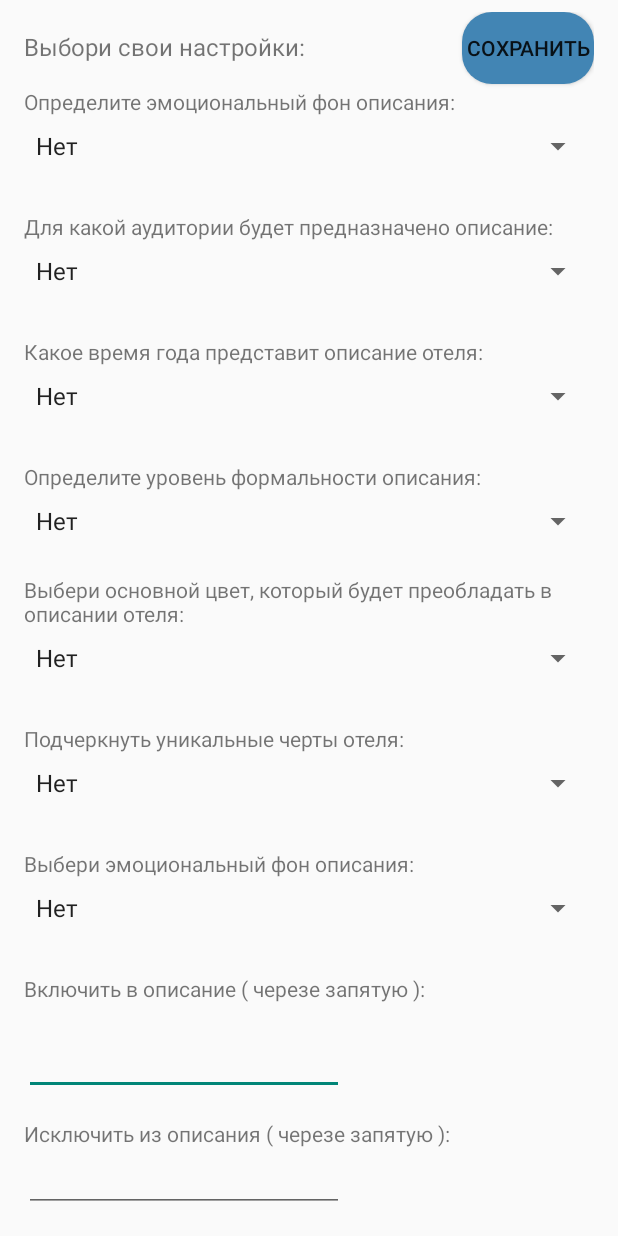
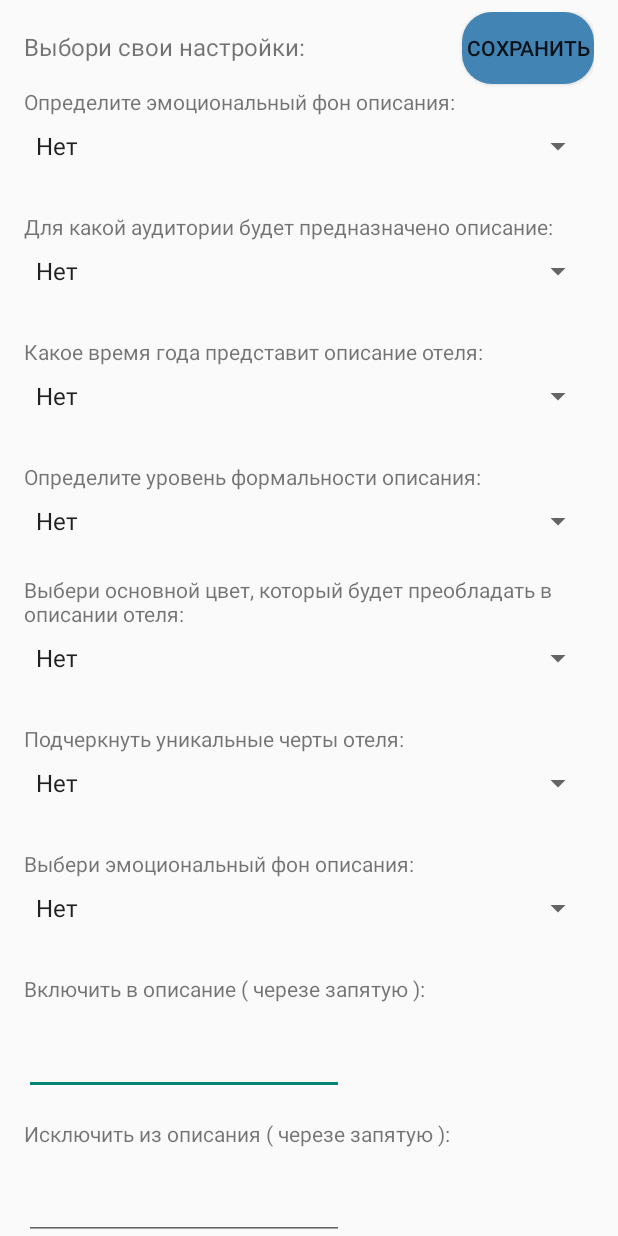
Before and after one commit to Alexveryanat0r/AILodge, an Android app: the EditActivity screen opened directly, with no data from a screen before it, after a tap on "СОХРАНИТЬ", on a phone screen of 412 x 824 dp. Run offline under Robolectric (Android 15) with nearby library versions, the phone set to English and light mode, and no system bars.

Commit message:
Update edit_activity.

```diff
--- a/app/src/main/java/com/example/myapplication/DetailActivity.java
+++ b/app/src/main/java/com/example/myapplication/DetailActivity.java
@@ -25,6 +25,8 @@ import com.google.firebase.database.DatabaseReference;
 import com.google.firebase.database.FirebaseDatabase;
 import com.google.firebase.database.ValueEventListener;
 
+import java.util.Objects;
+
 public class DetailActivity extends AppCompatActivity {
     private String uid;
     private TextView nameTextView;
@@ -38,6 +40,8 @@ public class DetailActivity extends AppCompatActivity {
     protected void onCreate(Bundle savedInstanceState) {
         super.onCreate(savedInstanceState);
         setContentView(R.layout.activity_detail);
+
+
 
         // Retrieve uid from Intent
         uid = getIntent().getStringExtra("uid");
@@ -72,7 +76,8 @@ public class DetailActivity extends AppCompatActivity {
             @Override
             public void onClick(View view) {
                 dessai.setText("generating...");
-                String all_data = "Test";
+//                String all_data = "";
+//
 //                all_data += "emotionalTone " + UserOptions.emotionalTone + "\n";
 //                all_data += "formalityLevel " + UserOptions.formalityLevel + "\n";
 //                all_data += "highlightFeatures " + UserOptions.highlightFeatures + "\n";
@@ -80,12 +85,12 @@ public class DetailActivity extends AppCompatActivity {
 //                all_data += "promptEneble " + UserOptions.promptEneble + "\n";
 //                all_data += "mainColorAccent " + UserOptions.mainColorAccent + "\n";
 //                all_data += "targetAudience " + UserOptions.targetAudience + "\n";
-//                all_data += "promptUneneble " + UserOptions.promptUneneble + "\n";
+//                all_data += "promptUneneble " + String.valueOf(Objects.equals(UserOptions.promptUneneble, "")) + "\n";
 //                all_data += "seasonDescription " + UserOptions.seasonDescription + "\n";
-
-                dessai.setText(all_data);
+//
+//                dessai.setText(all_data);
 //                dessai.setText(p1.toString());
-//                Lama.Write(nameHotelTextView.getText().toString(), dessai);
+                Lama.Write(nameHotelTextView.getText().toString(), dessai);
             }
         });
 
--- a/app/src/main/java/com/example/myapplication/EditActivity.java
+++ b/app/src/main/java/com/example/myapplication/EditActivity.java
@@ -44,33 +44,33 @@ public class EditActivity extends AppCompatActivity {
             @Override
             public void onClick(View v) {
                 // Получаем значения из Spinner и EditText
-                String emotionalTone = spinnerEmotionalTone.getSelectedItem().toString();
-                String targetAudience = spinnerTargetAudience.getSelectedItem().toString();
-                String seasonDescription = spinnerSeasonDescription.getSelectedItem().toString();
-                String formalityLevel = spinnerFormalityLevel.getSelectedItem().toString();
-                String mainColorAccent = spinnerMainColorAccent.getSelectedItem().toString();
-                String highlightFeatures = spinnerHighlightFeatures.getSelectedItem().toString();
-                String newEmotionalTone = spinnerNewEmotionalTone.getSelectedItem().toString();
-                String promptEneble = editTextPromteneble.getText().toString().trim();
-                String promptUneneble = editTextPromtuneneble.getText().toString().trim();
+//                String emotionalTone = spinnerEmotionalTone.getSelectedItem().toString();
+//                String targetAudience = spinnerTargetAudience.getSelectedItem().toString();
+//                String seasonDescription = spinnerSeasonDescription.getSelectedItem().toString();
+//                String formalityLevel = spinnerFormalityLevel.getSelectedItem().toString();
+//                String mainColorAccent = spinnerMainColorAccent.getSelectedItem().toString();
+//                String highlightFeatures = spinnerHighlightFeatures.getSelectedItem().toString();
+//                String newEmotionalTone = spinnerNewEmotionalTone.getSelectedItem().toString();
+//                String promptEneble = editTextPromteneble.getText().toString().trim();
+//                String promptUneneble = editTextPromtuneneble.getText().toString().trim();
 
 //                UserOptions.emotionalTone = spinnerEmotionalTone.getSelectedItem().toString();
-//                UserOptions.targetAudience = spinnerTargetAudience.getSelectedItem().toString();
-//                UserOptions.seasonDescription = spinnerSeasonDescription.getSelectedItem().toString();
-//                UserOptions.formalityLevel = spinnerFormalityLevel.getSelectedItem().toString();
-//                UserOptions.mainColorAccent = spinnerMainColorAccent.getSelectedItem().toString();
-//                UserOptions.highlightFeatures = spinnerHighlightFeatures.getSelectedItem().toString();
-//                UserOptions.newEmotionalTone = spinnerNewEmotionalTone.getSelectedItem().toString();
-//                UserOptions.promptEneble = editTextPromteneble.getText().toString().trim();
-//                UserOptions.promptUneneble = editTextPromtuneneble.getText().toString().trim();
+                UserOptions.targetAudience = spinnerTargetAudience.getSelectedItem().toString();
+                UserOptions.seasonDescription = spinnerSeasonDescription.getSelectedItem().toString();
+                UserOptions.formalityLevel = spinnerFormalityLevel.getSelectedItem().toString();
+                UserOptions.mainColorAccent = spinnerMainColorAccent.getSelectedItem().toString();
+                UserOptions.highlightFeatures = spinnerHighlightFeatures.getSelectedItem().toString();
+                UserOptions.newEmotionalTone = spinnerNewEmotionalTone.getSelectedItem().toString();
+                UserOptions.promptEneble = editTextPromteneble.getText().toString();
+                UserOptions.promptUneneble = editTextPromtuneneble.getText().toString();
 
-                long result = databaseHelper.addSettingsWithPrompts(uid,emotionalTone,targetAudience,seasonDescription,formalityLevel,mainColorAccent,highlightFeatures,newEmotionalTone,promptEneble,promptUneneble);
+//                long result = databaseHelper.addSettingsWithPrompts(uid,emotionalTone,targetAudience,seasonDescription,formalityLevel,mainColorAccent,highlightFeatures,newEmotionalTone,promptEneble,promptUneneble);
 
-                if (result != -1) {
-                    Toast.makeText(EditActivity.this, "Данные успешно сохранены в базе данных", Toast.LENGTH_SHORT).show();
-                } else {
-                    Toast.makeText(EditActivity.this, "Ошибка при сохранении данных в базе данных", Toast.LENGTH_SHORT).show();
-                }
+//                if (result != -1) {
+//                    Toast.makeText(EditActivity.this, "Данные успешно сохранены в базе данных", Toast.LENGTH_SHORT).show();
+//                } else {
+//                    Toast.makeText(EditActivity.this, "Ошибка при сохранении данных в базе данных", Toast.LENGTH_SHORT).show();
+//                }
             }
         });
     }
--- a/app/src/main/res/layout/activity_edit.xml
+++ b/app/src/main/res/layout/activity_edit.xml
@@ -1,4 +1,8 @@
 <?xml version="1.0" encoding="utf-8"?>
+<ScrollView xmlns:android="http://schemas.android.com/apk/res/android"
+    android:layout_width="match_parent"
+    android:layout_height="wrap_content">
+
 <RelativeLayout xmlns:android="http://schemas.android.com/apk/res/android"
     xmlns:tools="http://schemas.android.com/tools"
     android:layout_width="match_parent"
@@ -193,3 +197,4 @@
 
 
 </RelativeLayout>
+</ScrollView>
```
